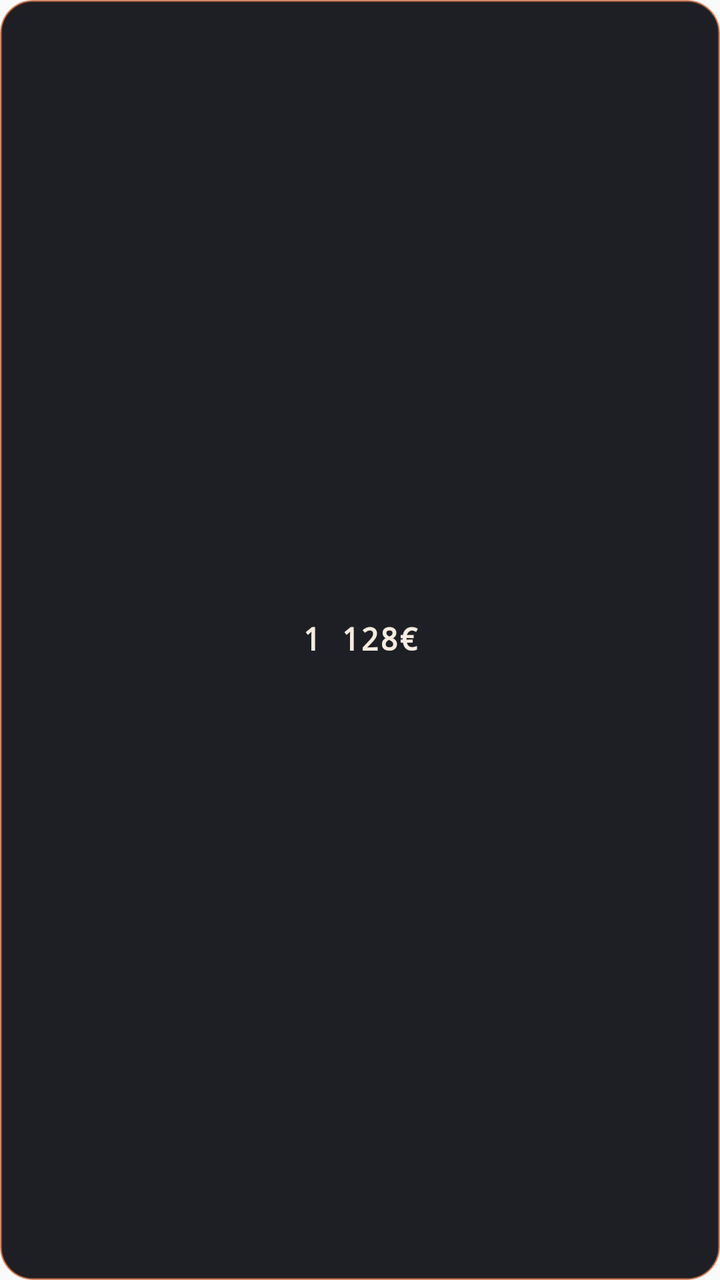
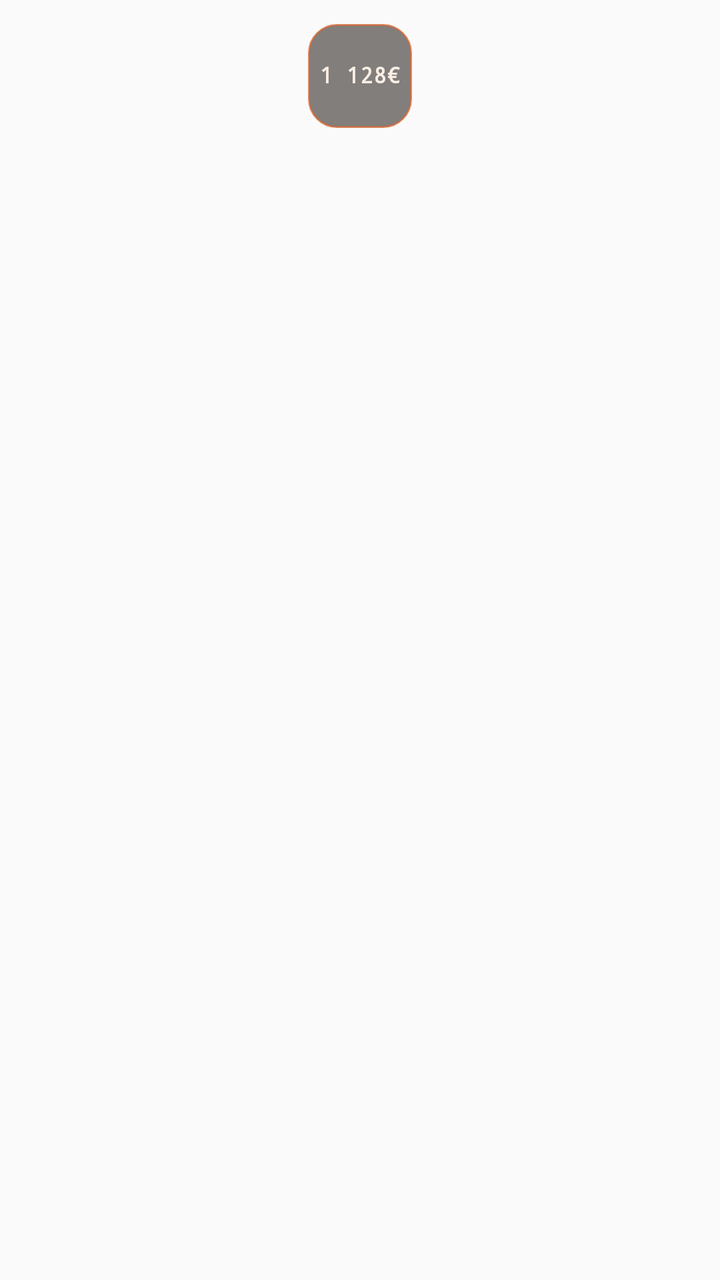

Screens rendered from an Android XML layout before and after an edit, with the pre-edit source and the edit as a unified diff.
<!-- AndroidManifest.xml: application theme AppTheme -->
<!-- res/layout/widget_klad_1x1.xml -->
<?xml version="1.0" encoding="utf-8"?>
<FrameLayout xmlns:android="http://schemas.android.com/apk/res/android"
    android:id="@+id/w_racine"
    android:layout_width="match_parent"
    android:layout_height="match_parent"
    android:background="@drawable/w_fond_orbital">

    <TextView
        android:id="@+id/w_montant"
        style="@style/WidgetMontant"
        android:layout_width="match_parent"
        android:layout_height="26dp"
        android:layout_gravity="center"
        android:autoSizeMaxTextSize="16sp"
        android:autoSizeMinTextSize="9sp"
        android:gravity="center"
        android:paddingStart="6dp"
        android:paddingEnd="6dp"
        android:text="@string/widget_apercu_montant" />

    <TextView
        android:id="@+id/w_pastille"
        style="@style/WidgetPastille" />
</FrameLayout>
<!-- resources referenced by this layout -->
<resources>
  <!-- drawable w_fond_orbital (drawable) -->
  <?xml version="1.0" encoding="utf-8"?>
  <shape xmlns:android="http://schemas.android.com/apk/res/android" android:shape="rectangle">
      <solid android:color="#FF1E1F24" />
      <stroke android:width="1dp" android:color="#99CE5C28" />
      <corners android:radius="16dp" />
  </shape>
  <string name="widget_apercu_montant">1 128€</string>
  <style name="WidgetMontant">
          <item name="android:gravity">center_vertical</item>
          <item name="android:maxLines">1</item>
          <item name="android:includeFontPadding">false</item>
          <item name="android:fontFamily">monospace</item>
          <item name="android:textStyle">bold</item>
          <item name="android:textColor">@color/w_orbital_montant</item>
          <item name="android:autoSizeTextType">uniform</item>
          <item name="android:autoSizeStepGranularity">1sp</item>
      </style>
  <style name="WidgetPastille">
          <item name="android:layout_width">12dp</item>
          <item name="android:layout_height">12dp</item>
          <item name="android:layout_gravity">top|end</item>
          <item name="android:layout_margin">5dp</item>
          <item name="android:background">@drawable/w_pastille_orbital</item>
          <item name="android:gravity">center</item>
          <item name="android:includeFontPadding">false</item>
          <item name="android:maxLines">1</item>
          <item name="android:textColor">@color/w_orbital_pastille_texte</item>
          <item name="android:textSize">8sp</item>
          <item name="android:textStyle">bold</item>
          <item name="android:visibility">gone</item>
      </style>
  <style name="AppTheme" parent="Theme.AppCompat.Light.DarkActionBar">
          
          <item name="colorPrimary">@color/colorPrimary</item>
          <item name="colorPrimaryDark">@color/colorPrimaryDark</item>
          <item name="colorAccent">@color/colorAccent</item>
      </style>
  <color name="w_orbital_montant">#F6EBE0</color>
  <!-- drawable w_pastille_orbital (drawable) -->
  <?xml version="1.0" encoding="utf-8"?>
  <shape xmlns:android="http://schemas.android.com/apk/res/android" android:shape="oval">
      <solid android:color="#FFC4511F" />
  </shape>
  <color name="w_orbital_pastille_texte">#FFFFFF</color>
</resources>

<!-- the commit's change to res/layout/widget_klad_1x1.xml (unified diff, before → after) -->
@@ -2,23 +2,31 @@
 <FrameLayout xmlns:android="http://schemas.android.com/apk/res/android"
     android:id="@+id/w_racine"
     android:layout_width="match_parent"
-    android:layout_height="match_parent"
-    android:background="@drawable/w_fond_orbital">
+    android:layout_height="match_parent">
 
-    <TextView
-        android:id="@+id/w_montant"
-        style="@style/WidgetMontant"
-        android:layout_width="match_parent"
-        android:layout_height="26dp"
-        android:layout_gravity="center"
-        android:autoSizeMaxTextSize="16sp"
-        android:autoSizeMinTextSize="9sp"
-        android:gravity="center"
-        android:paddingStart="6dp"
-        android:paddingEnd="6dp"
-        android:text="@string/widget_apercu_montant" />
+    <FrameLayout
+        android:id="@+id/w_carte"
+        android:layout_width="52dp"
+        android:layout_height="52dp"
+        android:layout_gravity="top|center_horizontal"
+        android:layout_marginTop="@dimen/w_haut"
+        android:background="@drawable/w_fond_orbital_verre">
 
-    <TextView
-        android:id="@+id/w_pastille"
-        style="@style/WidgetPastille" />
+        <TextView
+            android:id="@+id/w_montant"
+            style="@style/WidgetMontant"
+            android:layout_width="match_parent"
+            android:layout_height="24dp"
+            android:layout_gravity="center"
+            android:autoSizeMaxTextSize="15sp"
+            android:autoSizeMinTextSize="8sp"
+            android:gravity="center"
+            android:paddingStart="5dp"
+            android:paddingEnd="5dp"
+            android:text="@string/widget_apercu_montant" />
+
+        <TextView
+            android:id="@+id/w_pastille"
+            style="@style/WidgetPastille" />
+    </FrameLayout>
 </FrameLayout>
<!-- resource entries referenced after the edit -->
@@ -1,11 +1,12 @@
 <!-- resources referenced by this layout -->
 <resources>
-  <!-- drawable w_fond_orbital (drawable) -->
+  <dimen name="w_haut">12dp</dimen>
+  <!-- drawable w_fond_orbital_verre (drawable) -->
   <?xml version="1.0" encoding="utf-8"?>
   <shape xmlns:android="http://schemas.android.com/apk/res/android" android:shape="rectangle">
-      <solid android:color="#FF1E1F24" />
-      <stroke android:width="1dp" android:color="#99CE5C28" />
-      <corners android:radius="16dp" />
+      <solid android:color="#85160E0A" />
+      <stroke android:width="1dp" android:color="#B3D6622C" />
+      <corners android:radius="14dp" />
   </shape>
   <string name="widget_apercu_montant">1 128€</string>
   <style name="WidgetMontant">
@@ -22,7 +23,7 @@
           <item name="android:layout_width">12dp</item>
           <item name="android:layout_height">12dp</item>
           <item name="android:layout_gravity">top|end</item>
-          <item name="android:layout_margin">5dp</item>
+          <item name="android:layout_margin">4dp</item>
           <item name="android:background">@drawable/w_pastille_orbital</item>
           <item name="android:gravity">center</item>
           <item name="android:includeFontPadding">false</item>
@@ -38,7 +39,7 @@
           <item name="colorPrimaryDark">@color/colorPrimaryDark</item>
           <item name="colorAccent">@color/colorAccent</item>
       </style>
-  <color name="w_orbital_montant">#F6EBE0</color>
+  <color name="w_orbital_montant">#F8EEE4</color>
   <!-- drawable w_pastille_orbital (drawable) -->
   <?xml version="1.0" encoding="utf-8"?>
   <shape xmlns:android="http://schemas.android.com/apk/res/android" android:shape="oval">
